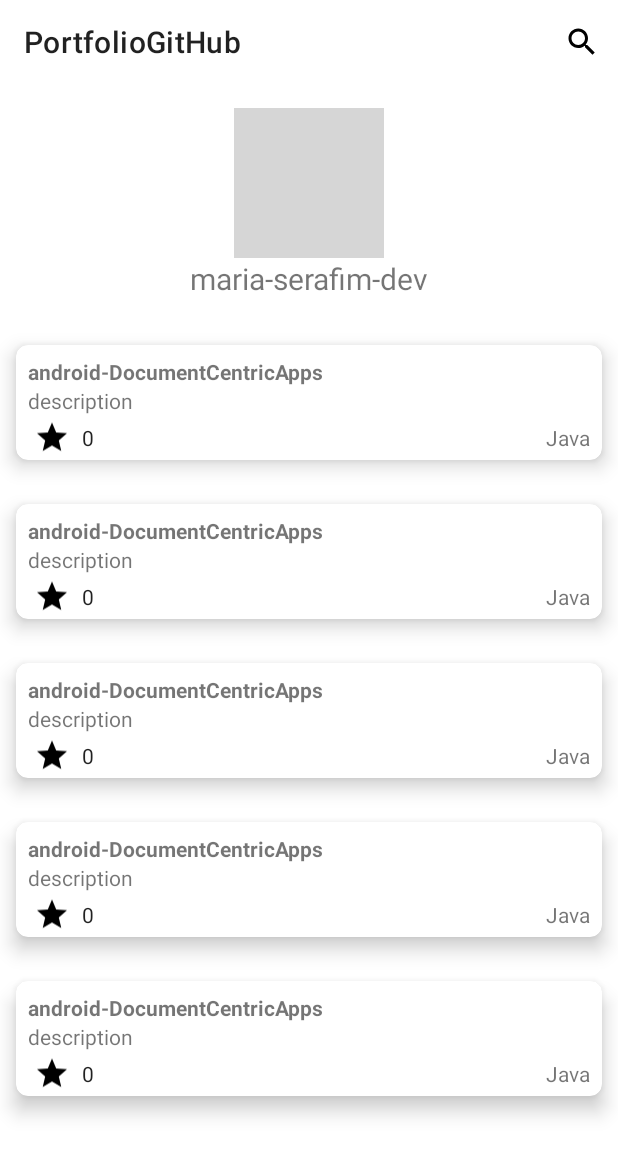
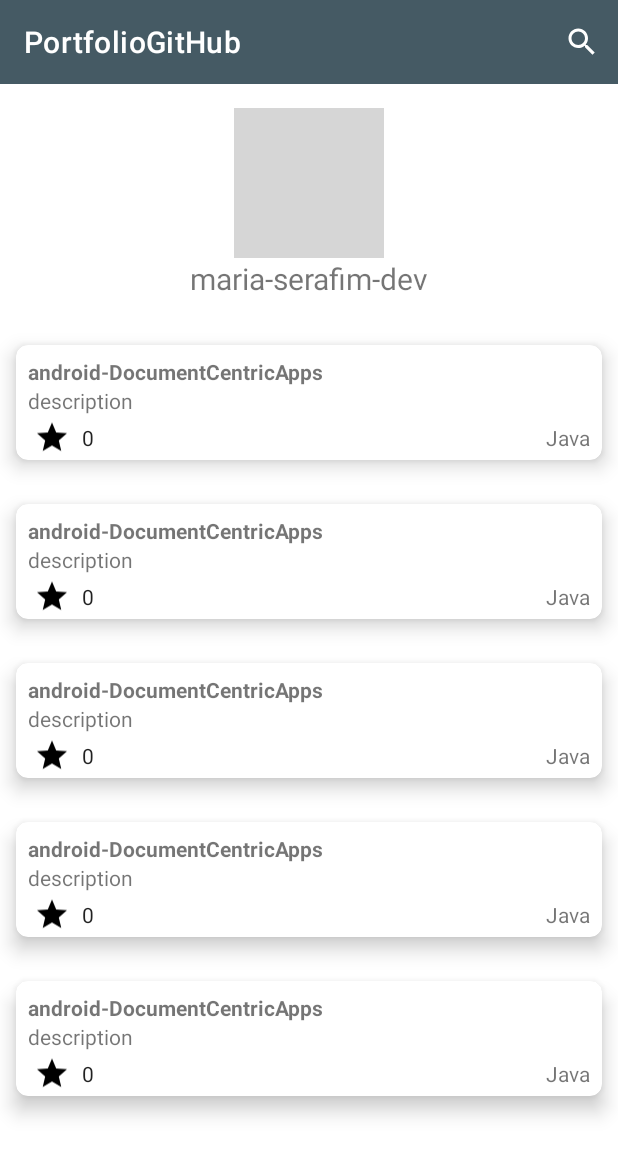
Before and after one commit to maria-serafim-dev/app-repositories-git-bootcamp, an Android app: the layout activity_main.xml on its own in the app's theme, with its tools: preview values and no code run, on a phone screen of 412 x 824 dp. Shown: the top 1156 px of the screen. Run offline under Robolectric (Android 15) with nearby library versions, the phone set to English and light mode, and no system bars; grey boxes are pictures that could not be loaded.

Commit message:
Modificando a paleta de cores

```diff
--- a/app/src/main/java/com/example/portfoliogithub/ui/MainActivity.kt
+++ b/app/src/main/java/com/example/portfoliogithub/ui/MainActivity.kt
@@ -1,5 +1,7 @@
 package com.example.portfoliogithub.ui
 
+import android.app.SearchManager
+import android.content.Context
 import android.os.Bundle
 import android.view.Menu
 import androidx.appcompat.app.AppCompatActivity
@@ -65,11 +67,12 @@ class MainActivity : AppCompatActivity(), SearchView.OnQueryTextListener {
     }
 
    override fun onCreateOptionsMenu(menu: Menu): Boolean {
-        menuInflater.inflate(R.menu.main_menu, menu)
-        val searchView = menu.findItem(R.id.action_search).actionView as SearchView
-        searchView.setOnQueryTextListener(this)
-        return super.onCreateOptionsMenu(menu)
-    }
+       menuInflater.inflate(R.menu.main_menu, menu)
+       val searchView = menu.findItem(R.id.action_search).actionView as SearchView
+       searchView.setOnQueryTextListener(this)
+       searchView.queryHint = "Digite um username"
+           return super.onCreateOptionsMenu(menu)
+   }
 
     override fun onQueryTextSubmit(query: String?): Boolean {
         query?.let { viewModel.getRepoList(it) }
--- a/app/src/main/res/drawable/ic_search.xml
+++ b/app/src/main/res/drawable/ic_search.xml
@@ -1,4 +1,4 @@
-<vector android:height="24dp" android:tint="#000000"
+<vector android:height="24dp" android:tint="#FFFFFF"
     android:viewportHeight="24" android:viewportWidth="24"
     android:width="24dp" xmlns:android="http://schemas.android.com/apk/res/android">
     <path android:fillColor="@android:color/white" android:pathData="M15.5,14h-0.79l-0.28,-0.27C15.41,12.59 16,11.11 16,9.5 16,5.91 13.09,3 9.5,3S3,5.91 3,9.5 5.91,16 9.5,16c1.61,0 3.09,-0.59 4.23,-1.57l0.27,0.28v0.79l5,4.99L20.49,19l-4.99,-5zM9.5,14C7.01,14 5,11.99 5,9.5S7.01,5 9.5,5 14,7.01 14,9.5 11.99,14 9.5,14z"/>
--- a/app/src/main/res/layout/activity_main.xml
+++ b/app/src/main/res/layout/activity_main.xml
@@ -10,10 +10,12 @@
         android:id="@+id/toolbar"
         android:layout_width="match_parent"
         android:layout_height="wrap_content"
+        android:background="@color/primaryColor"
+        app:menu="@menu/main_menu"
         app:layout_constraintStart_toStartOf="parent"
         app:layout_constraintTop_toTopOf="parent"
-        app:menu="@menu/main_menu"
-        app:title="@string/app_name" />
+        app:title="@string/app_name"
+        app:titleTextColor="@color/white"/>
 
     <ImageView
         android:id="@+id/ivOwner"
--- a/app/src/main/res/menu/main_menu.xml
+++ b/app/src/main/res/menu/main_menu.xml
@@ -6,7 +6,6 @@
         android:id="@+id/action_search"
         android:icon="@drawable/ic_search"
         android:title="@string/txt_label_search"
-        android:iconTint="@color/black"
         app:actionViewClass="androidx.appcompat.widget.SearchView"
         app:showAsAction="collapseActionView|ifRoom"/>
 </menu>
--- a/app/src/main/res/values/colors.xml
+++ b/app/src/main/res/values/colors.xml
@@ -7,4 +7,11 @@
     <color name="teal_700">#FF018786</color>
     <color name="black">#FF000000</color>
     <color name="white">#FFFFFFFF</color>
+    <color name="primaryColor">#455a64</color>
+    <color name="primaryLightColor">#718792</color>
+    <color name="primaryDarkColor">#1c313a</color>
+    <color name="secondaryColor">#bf360c</color>
+    <color name="secondaryLightColor">#f9683a</color>
+    <color name="secondaryDarkColor">#870000</color>
+    <color name="primaryTextColor">#ffffff</color>
 </resources>
--- a/app/src/main/res/values/strings.xml
+++ b/app/src/main/res/values/strings.xml
@@ -4,4 +4,5 @@
     <string name="cd_image_owner">Imagem do proprietário do repositório</string>
     <string name="txt_title_tap_target">Buscar um usuário do GitHub</string>
     <string name="txt_description_tap_target">Para buscar os repositórios de um usuário do GitHub, clique na lupa e digite o username</string>
+    <string name="search_hint">Buscar usuário</string>
 </resources>
--- a/app/src/main/res/values/themes.xml
+++ b/app/src/main/res/values/themes.xml
@@ -2,15 +2,18 @@
     <!-- Base application theme. -->
     <style name="Theme.PortfolioGitHub" parent="Theme.MaterialComponents.DayNight.NoActionBar">
         <!-- Primary brand color. -->
-        <item name="colorPrimary">@color/purple_500</item>
-        <item name="colorPrimaryVariant">@color/purple_700</item>
+        <item name="colorPrimary">@color/primaryColor</item>
+        <item name="colorPrimaryVariant">@color/primaryDarkColor</item>
         <item name="colorOnPrimary">@color/white</item>
         <!-- Secondary brand color. -->
-        <item name="colorSecondary">@color/teal_200</item>
-        <item name="colorSecondaryVariant">@color/teal_700</item>
+        <item name="colorSecondary">@color/secondaryColor</item>
+        <item name="colorSecondaryVariant">@color/secondaryDarkColor</item>
         <item name="colorOnSecondary">@color/black</item>
         <!-- Status bar color. -->
         <item name="android:statusBarColor" tools:targetApi="l">?attr/colorPrimaryVariant</item>
         <!-- Customize your theme here. -->
+        <item name="colorControlNormal">@color/white</item>
+        <item name="android:editTextColor">@color/primaryTextColor</item>
+        <item name="android:textColorHint">@color/primaryTextColor</item>
     </style>
 </resources>
```
